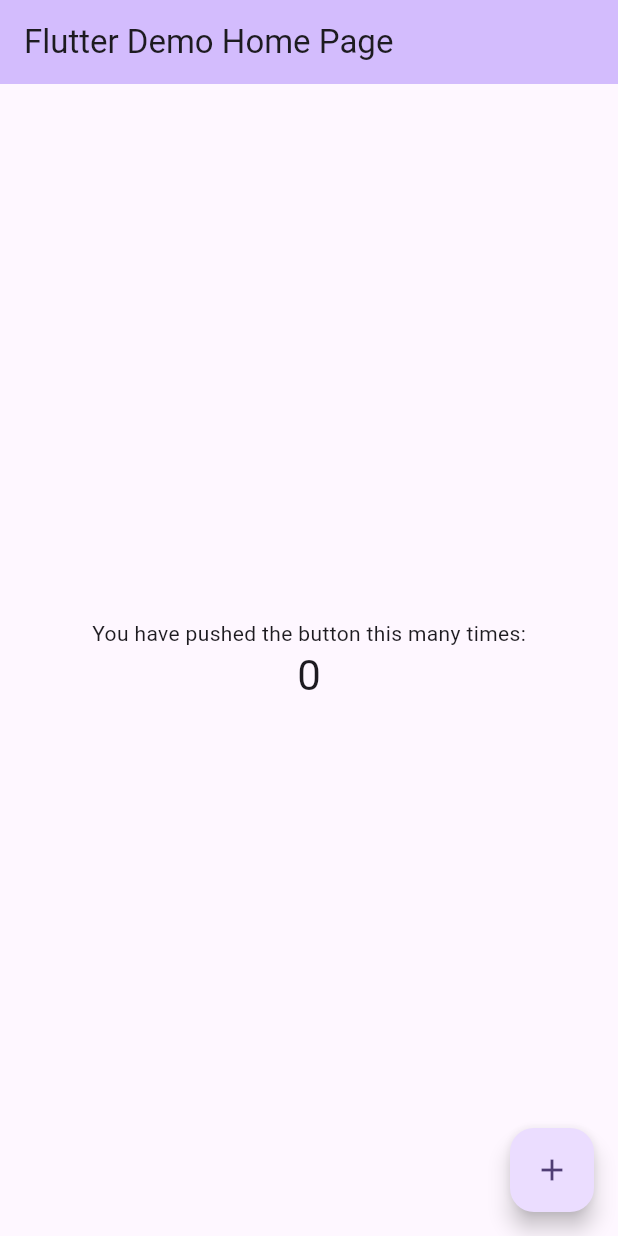
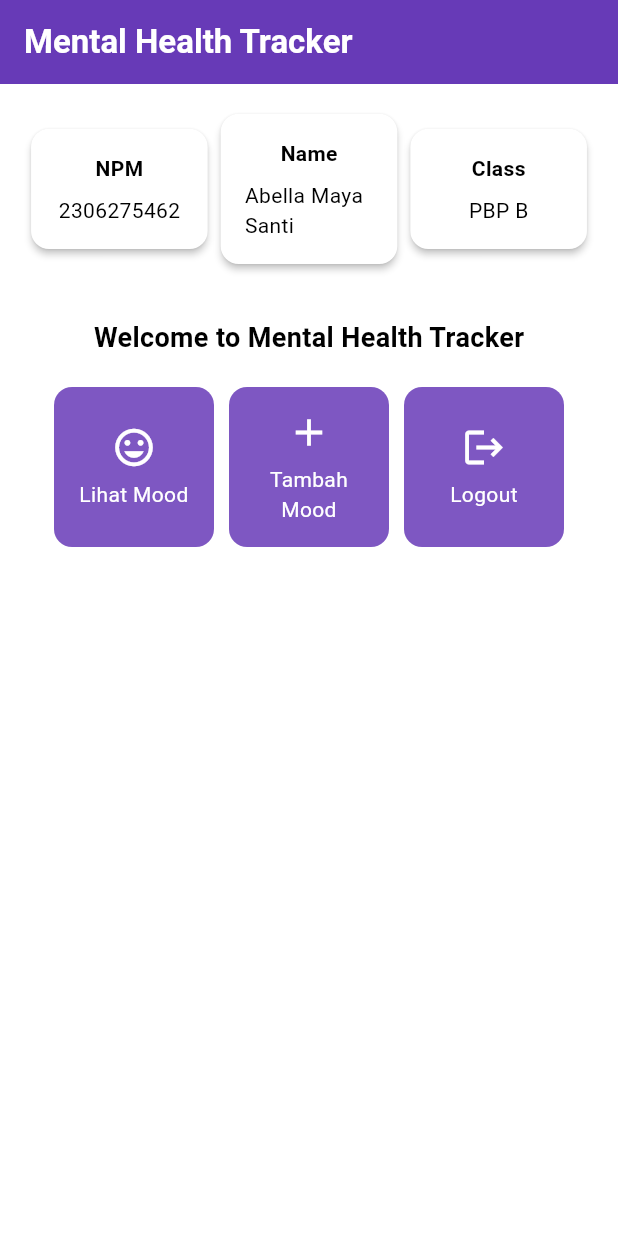
Before and after one commit to codeynamic5/mental-health-tracker-mobile, a Flutter app: the screen it shows after launch, on a phone screen of 412 x 824 dp. Run offline on Flutter 3.47's test engine with Material 3 defaults, Android fonts, the phone set to English and light mode, and no system bars.

Commit message:
tutorial 6 done

```diff
--- a/lib/main.dart
+++ b/lib/main.dart
@@ -1,4 +1,5 @@
 import 'package:flutter/material.dart';
+import 'package:mental_health_tracker/menu.dart';
 
 void main() {
   runApp(const MyApp());
@@ -28,98 +29,9 @@ class MyApp extends StatelessWidget {
         //
         // This works for code too, not just values: Most code changes can be
         // tested with just a hot reload.
-        colorScheme: ColorScheme.fromSeed(seedColor: Colors.deepPurple),
-        useMaterial3: true,
+        colorScheme: ColorScheme.fromSwatch(primarySwatch: Colors.deepPurple,).copyWith(secondary: Colors.deepPurple[400]),
       ),
-      home: const MyHomePage(title: 'Flutter Demo Home Page'),
+      home: MyHomePage(),
     );
   }
 }
-
-class MyHomePage extends StatefulWidget {
-  const MyHomePage({super.key, required this.title});
-
-  // This widget is the home page of your application. It is stateful, meaning
-  // that it has a State object (defined below) that contains fields that affect
-  // how it looks.
-
-  // This class is the configuration for the state. It holds the values (in this
-  // case the title) provided by the parent (in this case the App widget) and
-  // used by the build method of the State. Fields in a Widget subclass are
-  // always marked "final".
-
-  final String title;
-
-  @override
-  State<MyHomePage> createState() => _MyHomePageState();
-}
-
-class _MyHomePageState extends State<MyHomePage> {
-  int _counter = 0;
-
-  void _incrementCounter() {
-    setState(() {
-      // This call to setState tells the Flutter framework that something has
-      // changed in this State, which causes it to rerun the build method below
-      // so that the display can reflect the updated values. If we changed
-      // _counter without calling setState(), then the build method would not be
-      // called again, and so nothing would appear to happen.
-      _counter++;
-    });
-  }
-
-  @override
-  Widget build(BuildContext context) {
-    // This method is rerun every time setState is called, for instance as done
-    // by the _incrementCounter method above.
-    //
-    // The Flutter framework has been optimized to make rerunning build methods
-    // fast, so that you can just rebuild anything that needs updating rather
-    // than having to individually change instances of widgets.
-    return Scaffold(
-      appBar: AppBar(
-        // TRY THIS: Try changing the color here to a specific color (to
-        // Colors.amber, perhaps?) and trigger a hot reload to see the AppBar
-        // change color while the other colors stay the same.
-        backgroundColor: Theme.of(context).colorScheme.inversePrimary,
-        // Here we take the value from the MyHomePage object that was created by
-        // the App.build method, and use it to set our appbar title.
-        title: Text(widget.title),
-      ),
-      body: Center(
-        // Center is a layout widget. It takes a single child and positions it
-        // in the middle of the parent.
-        child: Column(
-          // Column is also a layout widget. It takes a list of children and
-          // arranges them vertically. By default, it sizes itself to fit its
-          // children horizontally, and tries to be as tall as its parent.
-          //
-          // Column has various properties to control how it sizes itself and
-          // how it positions its children. Here we use mainAxisAlignment to
-          // center the children vertically; the main axis here is the vertical
-          // axis because Columns are vertical (the cross axis would be
-          // horizontal).
-          //
-          // TRY THIS: Invoke "debug painting" (choose the "Toggle Debug Paint"
-          // action in the IDE, or press "p" in the console), to see the
-          // wireframe for each widget.
-          mainAxisAlignment: MainAxisAlignment.center,
-          children: <Widget>[
-            const Text(
-              'You have pushed the button this many times:',
-            ),
-            Text(
-              '$_counter',
-              style: Theme.of(context).textTheme.headlineMedium,
-            ),
-          ],
-        ),
-      ),
-      floatingActionButton: FloatingActionButton(
-        onPressed: _incrementCounter,
-        tooltip: 'Increment',
-        child: const Icon(Icons.add),
-      ), // This trailing comma makes auto-formatting nicer for build methods.
-    );
-  }
-}
--- /dev/null
+++ b/lib/menu.dart
@@ -0,0 +1,186 @@
+import 'package:flutter/material.dart';
+
+class MyHomePage extends StatelessWidget {
+  final String npm = '2306275462'; // NPM
+  final String name = 'Abella Maya Santi'; // Nama
+  final String className = 'PBP B'; // Kelas
+
+  final List<ItemHomepage> items = [
+    ItemHomepage("Lihat Mood", Icons.mood),
+    ItemHomepage("Tambah Mood", Icons.add),
+    ItemHomepage("Logout", Icons.logout),
+  ];
+
+  MyHomePage({super.key});
+
+  @override
+  Widget build(BuildContext context) {
+    return Scaffold(
+      // AppBar adalah bagian atas halaman yang menampilkan judul.
+      appBar: AppBar(
+        // Judul aplikasi "Mental Health Tracker" dengan teks putih dan tebal.
+        title: const Text(
+          'Mental Health Tracker',
+          style: TextStyle(
+            color: Colors.white,
+            fontWeight: FontWeight.bold,
+          ),
+        ),
+        // Warna latar belakang AppBar diambil dari skema warna tema aplikasi.
+        backgroundColor: Theme.of(context).colorScheme.primary,
+      ),
+      // Body halaman dengan padding di sekelilingnya.
+      body: Padding(
+        padding: const EdgeInsets.all(16.0),
+        // Menyusun widget secara vertikal dalam sebuah kolom.
+        child: Column(
+          crossAxisAlignment: CrossAxisAlignment.center,
+          children: [
+            // Row untuk menampilkan 3 InfoCard secara horizontal.
+            Row(
+              mainAxisAlignment: MainAxisAlignment.spaceEvenly,
+              children: [
+                InfoCard(title: 'NPM', content: npm),
+                InfoCard(title: 'Name', content: name),
+                InfoCard(title: 'Class', content: className),
+              ],
+            ),
+
+            // Memberikan jarak vertikal 16 unit.
+            const SizedBox(height: 16.0),
+
+            // Menempatkan widget berikutnya di tengah halaman.
+            Center(
+              child: Column(
+                // Menyusun teks dan grid item secara vertikal.
+
+                children: [
+                  // Menampilkan teks sambutan dengan gaya tebal dan ukuran 18.
+                  const Padding(
+                    padding: EdgeInsets.only(top: 16.0),
+                    child: Text(
+                      'Welcome to Mental Health Tracker',
+                      style: TextStyle(
+                        fontWeight: FontWeight.bold,
+                        fontSize: 18.0,
+                      ),
+                    ),
+                  ),
+
+                  // Grid untuk menampilkan ItemCard dalam bentuk grid 3 kolom.
+                  GridView.count(
+                    primary: true,
+                    padding: const EdgeInsets.all(20),
+                    crossAxisSpacing: 10,
+                    mainAxisSpacing: 10,
+                    crossAxisCount: 3,
+                    // Agar grid menyesuaikan tinggi kontennya.
+                    shrinkWrap: true,
+
+                    // Menampilkan ItemCard untuk setiap item dalam list items.
+                    children: items.map((ItemHomepage item) {
+                      return ItemCard(item);
+                    }).toList(),
+                  ),
+                ],
+              ),
+            ),
+          ],
+        ),
+      ),
+    );
+  }
+}
+
+class InfoCard extends StatelessWidget {
+  // Kartu informasi yang menampilkan title dan content.
+
+  final String title; // Judul kartu.
+  final String content; // Isi kartu.
+
+  const InfoCard({super.key, required this.title, required this.content});
+
+  @override
+  Widget build(BuildContext context) {
+    return Card(
+      // Membuat kotak kartu dengan bayangan dibawahnya.
+      elevation: 2.0,
+      child: Container(
+        // Mengatur ukuran dan jarak di dalam kartu.
+        width: MediaQuery.of(context).size.width /
+            3.5, // menyesuaikan dengan lebar device yang digunakan.
+        padding: const EdgeInsets.all(16.0),
+        // Menyusun title dan content secara vertikal.
+        child: Column(
+          children: [
+            Text(
+              title,
+              style: const TextStyle(fontWeight: FontWeight.bold),
+            ),
+            const SizedBox(height: 8.0),
+            Text(content),
+          ],
+        ),
+      ),
+    );
+  }
+}
+
+class ItemHomepage {
+  final String name;
+  final IconData icon;
+
+  ItemHomepage(this.name, this.icon);
+}
+
+class ItemCard extends StatelessWidget {
+  // Menampilkan kartu dengan ikon dan nama.
+
+  final ItemHomepage item;
+
+  const ItemCard(this.item, {super.key});
+
+  @override
+  Widget build(BuildContext context) {
+    return Material(
+      // Menentukan warna latar belakang dari tema aplikasi.
+      color: Theme.of(context).colorScheme.secondary,
+      // Membuat sudut kartu melengkung.
+      borderRadius: BorderRadius.circular(12),
+
+      child: InkWell(
+        // Aksi ketika kartu ditekan.
+        onTap: () {
+          // Menampilkan pesan SnackBar saat kartu ditekan.
+          ScaffoldMessenger.of(context)
+            ..hideCurrentSnackBar()
+            ..showSnackBar(SnackBar(
+                content: Text("Kamu telah menekan tombol ${item.name}!")));
+        },
+        // Container untuk menyimpan Icon dan Text
+        child: Container(
+          padding: const EdgeInsets.all(8),
+          child: Center(
+            child: Column(
+              // Menyusun ikon dan teks di tengah kartu.
+              mainAxisAlignment: MainAxisAlignment.center,
+              children: [
+                Icon(
+                  item.icon,
+                  color: Colors.white,
+                  size: 30.0,
+                ),
+                const Padding(padding: EdgeInsets.all(3)),
+                Text(
+                  item.name,
+                  textAlign: TextAlign.center,
+                  style: const TextStyle(color: Colors.white),
+                ),
+              ],
+            ),
+          ),
+        ),
+      ),
+    );
+  }
+}
```
